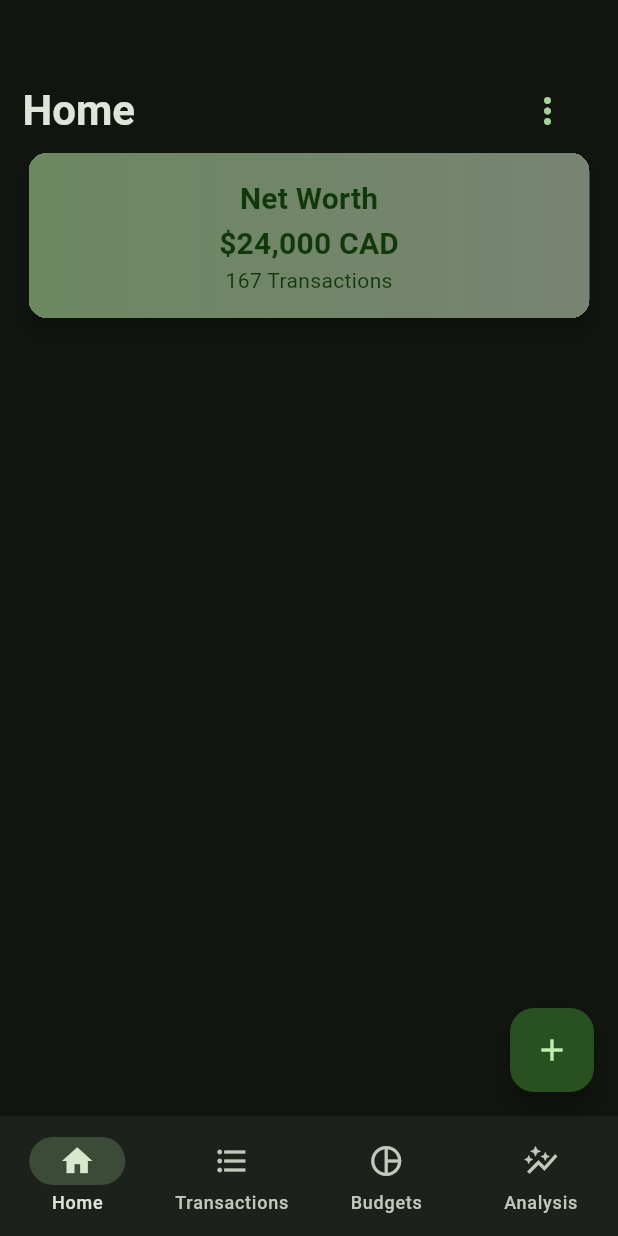
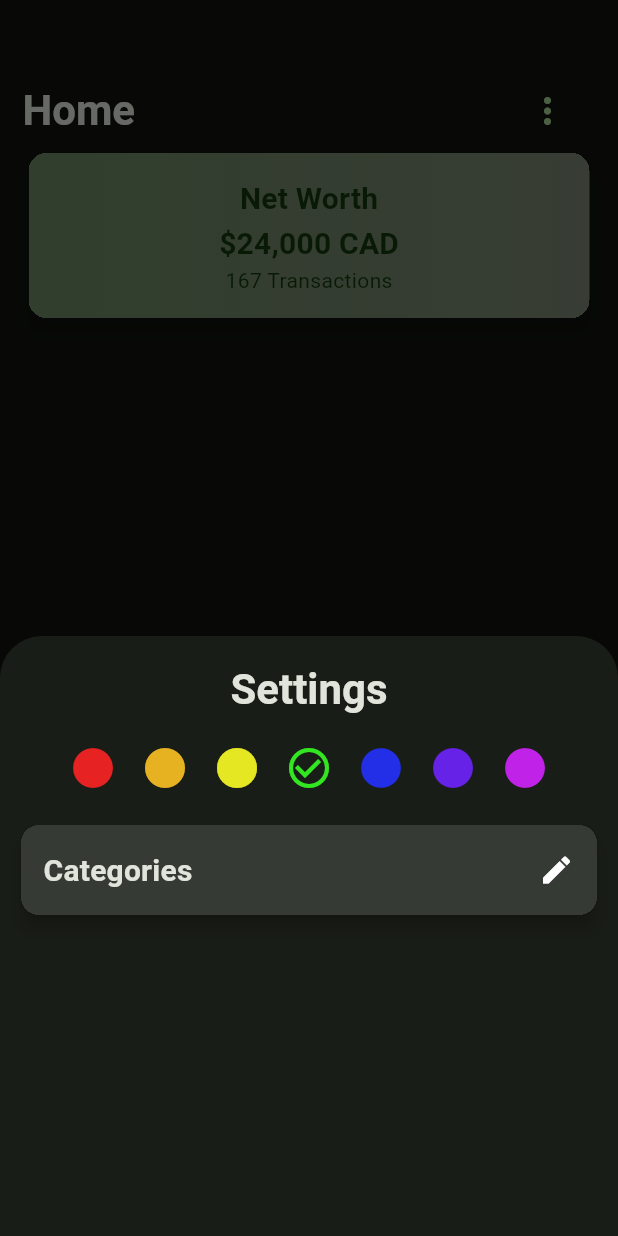
Before and after one commit to joshbacon/ymm, a Flutter app: the screen it shows after launch, after a tap on the "more vert" icon, on a phone screen of 412 x 824 dp. Run offline on Flutter 3.47's test engine with Material 3 defaults, Android fonts, the light colour scheme and no system bars; Roboto replaces fonts that are missing (dubai).

Commit message:
added state mgmt and color settings

```diff
--- a/lib/main.dart
+++ b/lib/main.dart
@@ -1,39 +1,32 @@
 import 'package:flutter/material.dart';
-import 'package:ymm/pages/analysispage.dart';
-import 'package:ymm/pages/budgetpage.dart';
-import 'package:ymm/pages/homepage.dart';
-import 'package:ymm/pages/transactionpage.dart';
+import 'package:provider/provider.dart';
+import 'package:ymm/pages/navpage.dart';
+import 'package:ymm/models/state.dart';
 
 
 // https://docs.flutter.dev/ui/widgets/material
 
 void main() {
-  runApp(const YMM());
+  runApp(
+    ChangeNotifierProvider(
+      create: (context) => AppState(),
+      child: const App(),
+    ),
+  );
 }
 
-class YMM extends StatefulWidget {
-  const YMM({super.key});
-
-  @override
-  State<YMM> createState() => _YMMState();
-}
-
-class _YMMState extends State<YMM> {
-  int currentPageIndex = 0;
-
-  late var pages = [
-    HomePage(),
-    TransactionsPage(),
-    BudgetPage(),
-    AnalysisPage()
-  ];
+class App extends StatelessWidget {
+  const App({super.key});
 
   @override
   Widget build(BuildContext context) {
-    return MaterialApp(
+    return Consumer<AppState>(
+      builder: (context, appState, child) => MaterialApp(
+        debugShowCheckedModeBanner: false,
+        home: YMM(),
         theme: ThemeData(
           colorScheme: ColorScheme.fromSeed(
-          seedColor: Color.fromARGB(255, 50, 231, 34),
+            seedColor: appState.seedColor,
             brightness: Brightness.dark
           ),
           fontFamily: "dubai",
@@ -57,47 +50,6 @@ class _YMMState extends State<YMM> {
             ),
           ),
         ),
-      home: Scaffold(
-        body: pages[currentPageIndex],
-        floatingActionButton: AnimatedScale(
-            scale: currentPageIndex != 3 ? 1.0 : 0.0,
-            duration: Duration(milliseconds: 500),
-            curve: Curves.fastOutSlowIn,
-            child: FloatingActionButton(
-              onPressed: () {},
-              child: Icon(
-                Icons.add
-              ),
-            ),
-          ),
-        bottomNavigationBar: NavigationBar(
-          onDestinationSelected: (int index) {
-            setState(() {
-              currentPageIndex = index;
-            });
-          },
-          // indicatorColor: Colors.amber,
-          selectedIndex: currentPageIndex,
-          destinations: const <Widget>[
-            NavigationDestination(
-              selectedIcon: Icon(Icons.home),
-              icon: Icon(Icons.home_outlined),
-              label: 'Home',
-            ),
-            NavigationDestination(
-              icon: Icon(Icons.format_list_bulleted),
-              label: 'Transactions',
-            ),
-            NavigationDestination(
-              icon: Icon(Icons.pie_chart_outline),
-              label: 'Budgets',
-            ),
-            NavigationDestination(
-              icon: Icon(Icons.auto_graph_outlined),
-              label: 'Analysis',
-            ),
-          ],
-        ),
       ),
     );
   }
--- /dev/null
+++ b/lib/models/state.dart
@@ -0,0 +1,53 @@
+import 'dart:collection';
+import 'package:flutter/material.dart';
+
+class AppState extends ChangeNotifier {
+
+  /// Internal, private state of the cart.
+  final List<Transaction> _transactions = [];
+  Color _seedColor = Color.fromARGB(255, 50, 231, 34);
+
+  /// An unmodifiable view of the items in the cart.
+  UnmodifiableListView<Transaction> get transactions => UnmodifiableListView(_transactions);
+  Color get seedColor => _seedColor;
+
+  /// Adds transaction to list.
+  void addTransaction(Transaction item) {
+    _transactions.add(item);
+    notifyListeners();
+  }
+
+  void changeColor(Color newColor) {
+    _seedColor = newColor;
+    notifyListeners();
+  }
+}
+
+
+class Transaction {
+  int id = -1;
+  String name = "";
+  DateTime date = DateTime.now();
+  double amount = 0.0;
+  int category = -1;
+  int subcategory = -1;
+}
+
+class Category {
+  int id = -1;
+  String title = "";
+  Icon icon = Icon(Icons.block_flipped);
+  Color color = Color.fromARGB(255, 54, 54, 54);
+}
+
+class Subcategory {
+  int id = -1;
+  String title = "";
+  int parent = -1;
+  Icon icon = Icon(Icons.block_flipped);
+  Color color = Color.fromARGB(255, 54, 54, 54);
+}
+
+class Settings {
+  Color themeColor = Color.fromARGB(255, 50, 231, 34);
+}
--- a/lib/pages/homepage.dart
+++ b/lib/pages/homepage.dart
@@ -1,4 +1,5 @@
 import 'package:flutter/material.dart';
+import 'package:ymm/widgets/settingspanel.dart';
 
 
 class HomePage extends StatefulWidget {
@@ -34,7 +35,17 @@ class _HomePageState extends State<HomePage> {
                   "Home",
                   style: Theme.of(context).textTheme.titleLarge,
                 ),
-                TextButton(onPressed: () {}, child: Icon(Icons.more_vert, size: 28.0,))
+                TextButton(
+                  onPressed: () {
+                    showModalBottomSheet<void>(
+                      context: context,
+                      builder: (BuildContext context) {
+                        return SettingsPanel();
+                      },
+                    );
+                  },
+                  child: Icon(Icons.more_vert, size: 28.0,)
+                ),
               ],
             ),
             Card(
--- /dev/null
+++ b/lib/pages/navpage.dart
@@ -0,0 +1,76 @@
+import 'package:flutter/material.dart';
+import 'package:ymm/pages/analysispage.dart';
+import 'package:ymm/pages/budgetpage.dart';
+import 'package:ymm/pages/homepage.dart';
+import 'package:ymm/pages/transactionpage.dart';
+import 'package:ymm/widgets/newtransactionpanel.dart';
+
+class YMM extends StatefulWidget {
+  const YMM({super.key});
+
+  @override
+  State<YMM> createState() => _YMMState();
+}
+
+class _YMMState extends State<YMM> {
+  int currentPageIndex = 0;
+
+  late var pages = [
+    HomePage(),
+    TransactionsPage(),
+    BudgetPage(),
+    AnalysisPage()
+  ];
+
+  @override
+  Widget build(BuildContext context) {
+    return Scaffold(
+      body: pages[currentPageIndex],
+      floatingActionButton: AnimatedScale(
+          scale: currentPageIndex != 3 ? 1.0 : 0.0,
+          duration: Duration(milliseconds: 500),
+          curve: Curves.fastOutSlowIn,
+          child: FloatingActionButton(
+            onPressed: () {
+              showModalBottomSheet<void>(
+                context: context,
+                builder: (BuildContext context) {
+                  return NewTransactionPanel();
+                },
+              );
+            },
+            child: Icon(
+              Icons.add
+            ),
+          ),
+        ),
+      bottomNavigationBar: NavigationBar(
+        onDestinationSelected: (int index) {
+          setState(() {
+            currentPageIndex = index;
+          });
+        },
+        selectedIndex: currentPageIndex,
+        destinations: const <Widget>[
+          NavigationDestination(
+            selectedIcon: Icon(Icons.home),
+            icon: Icon(Icons.home_outlined),
+            label: 'Home',
+          ),
+          NavigationDestination(
+            icon: Icon(Icons.format_list_bulleted),
+            label: 'Transactions',
+          ),
+          NavigationDestination(
+            icon: Icon(Icons.pie_chart_outline),
+            label: 'Budgets',
+          ),
+          NavigationDestination(
+            icon: Icon(Icons.auto_graph_outlined),
+            label: 'Analysis',
+          ),
+        ],
+      ),
+    );
+  }
+}
--- /dev/null
+++ b/lib/widgets/settingspanel.dart
@@ -0,0 +1,145 @@
+import 'package:flutter/material.dart';
+import 'package:provider/provider.dart';
+import 'package:ymm/models/state.dart';
+import 'package:ymm/pages/categoriespage.dart';
+
+class SettingsPanel extends StatefulWidget {
+  const SettingsPanel({super.key});
+
+  @override
+  State<SettingsPanel> createState() => _SettingsPanelState();
+}
+
+class _SettingsPanelState extends State<SettingsPanel> {
+  @override
+  Widget build(BuildContext context) {
+    return Consumer<AppState>(
+      builder: (context, appState, child) => SizedBox(
+        height: 400,
+        child: Center(
+          child: Padding(
+            padding: EdgeInsets.fromLTRB(10.0, 18.0, 10.0, 0.0),
+            child: Column(
+              mainAxisAlignment: MainAxisAlignment.start,
+              spacing: 10.0,
+              children: [
+                Text(
+                  "Settings",
+                  style: Theme.of(context).textTheme.titleLarge,
+                ),
+                Row(
+                  mainAxisAlignment: MainAxisAlignment.center,
+                  crossAxisAlignment: CrossAxisAlignment.center,
+                  children: [
+                    IconButton(
+                      onPressed: () {
+                        appState.changeColor(Color.fromARGB(255, 231, 34, 34));
+                      },
+                      icon: Icon(
+                        appState.seedColor == Color.fromARGB(255, 231, 34, 34) ? Icons.check_circle_outline : Icons.circle_rounded,
+                        size: 32.0,
+                        color: Color.fromARGB(255, 231, 34, 34),
+                      )
+                    ),
+                    IconButton(
+                      onPressed: () {
+                        appState.changeColor(Color.fromARGB(255, 231, 178, 34));
+                      },
+                      icon: Icon(
+                        appState.seedColor == Color.fromARGB(255, 231, 178, 34) ? Icons.check_circle_outline : Icons.circle_rounded,
+                        size: 32.0,
+                        color: Color.fromARGB(255, 231, 178, 34),
+                      )
+                    ),
+                    IconButton(
+                      onPressed: () {
+                        appState.changeColor(Color.fromARGB(255, 228, 231, 34));
+                      },
+                      icon: Icon(
+                        appState.seedColor == Color.fromARGB(255, 228, 231, 34) ? Icons.check_circle_outline : Icons.circle_rounded,
+                        size: 32.0,
+                        color: Color.fromARGB(255, 228, 231, 34),
+                      )
+                    ),
+                    IconButton(
+                      onPressed: () {
+                        appState.changeColor(Color.fromARGB(255, 50, 231, 34));
+                      },
+                      icon: Icon(
+                        appState.seedColor == Color.fromARGB(255, 50, 231, 34) ? Icons.check_circle_outline : Icons.circle_rounded,
+                        size: 32.0,
+                        color: Color.fromARGB(255, 50, 231, 34),
+                      )
+                    ),
+                    IconButton(
+                      onPressed: () {
+                        appState.changeColor(Color.fromARGB(255, 34, 47, 231));
+                      },
+                      icon: Icon(
+                        appState.seedColor == Color.fromARGB(255, 34, 47, 231) ? Icons.check_circle_outline : Icons.circle_rounded,
+                        size: 32.0,
+                        color: Color.fromARGB(255, 34, 47, 231),
+                      )
+                    ),
+                    IconButton(
+                      onPressed: () {
+                        appState.changeColor(Color.fromARGB(255, 103, 34, 231));
+                      },
+                      icon: Icon(
+                        appState.seedColor == Color.fromARGB(255, 103, 34, 231) ? Icons.check_circle_outline : Icons.circle_rounded,
+                        size: 32.0,
+                        color: Color.fromARGB(255, 103, 34, 231),
+                      )
+                    ),
+                    IconButton(
+                      onPressed: () {
+                        appState.changeColor(Color.fromARGB(255, 192, 34, 231));
+                      },
+                      icon: Icon(
+                        appState.seedColor == Color.fromARGB(255, 192, 34, 231) ? Icons.check_circle_outline : Icons.circle_rounded,
+                        size: 32.0,
+                        color: Color.fromARGB(255, 192, 34, 231),
+                      )
+                    ),
+                  ],
+                ),
+                GestureDetector(
+                  onTap: () {
+                    Navigator.push(
+                      context,
+                      MaterialPageRoute<void>(
+                        builder: (context) => const CategoriesPage(),
+                      ),
+                    );
+                  },
+                  child: Card(
+                    elevation: 5.0,
+                    clipBehavior: Clip.hardEdge,
+                    child: Container(
+                      decoration: BoxDecoration(
+                        color: Theme.of(context).colorScheme.surfaceBright
+                      ),
+                      child: Padding(
+                        padding: const EdgeInsets.all(15.0),
+                        child: Row(
+                          mainAxisAlignment: MainAxisAlignment.spaceBetween,
+                          children: [
+                            Text(
+                              "Categories",
+                              style: Theme.of(context).textTheme.titleMedium,
+                            ),
+                            Icon(Icons.edit)
+                          ],
+                        ),
+                      )
+                    ),
+                  ),
+                ),
+              ],
+            ),
+          ),
+        ),
+      ),
+    );
+  }
+}
--- a/pubspec.yaml
+++ b/pubspec.yaml
@@ -10,6 +10,7 @@ dependencies:
   flutter:
     sdk: flutter
   fl_chart: ^1.1.0
+  provider: ^6.1.5+1
 
 dev_dependencies:
   flutter_test:
```
Also changed, not shown: lib/pages/categoriespage.dart (added, +19 -0 lines), lib/widgets/newtransactionpanel.dart (added, +37 -0 lines), lib/widgets/translistitem.dart (added), pubspec.lock, 5 other files. Lines whose indentation alone changed are shown as unchanged.
